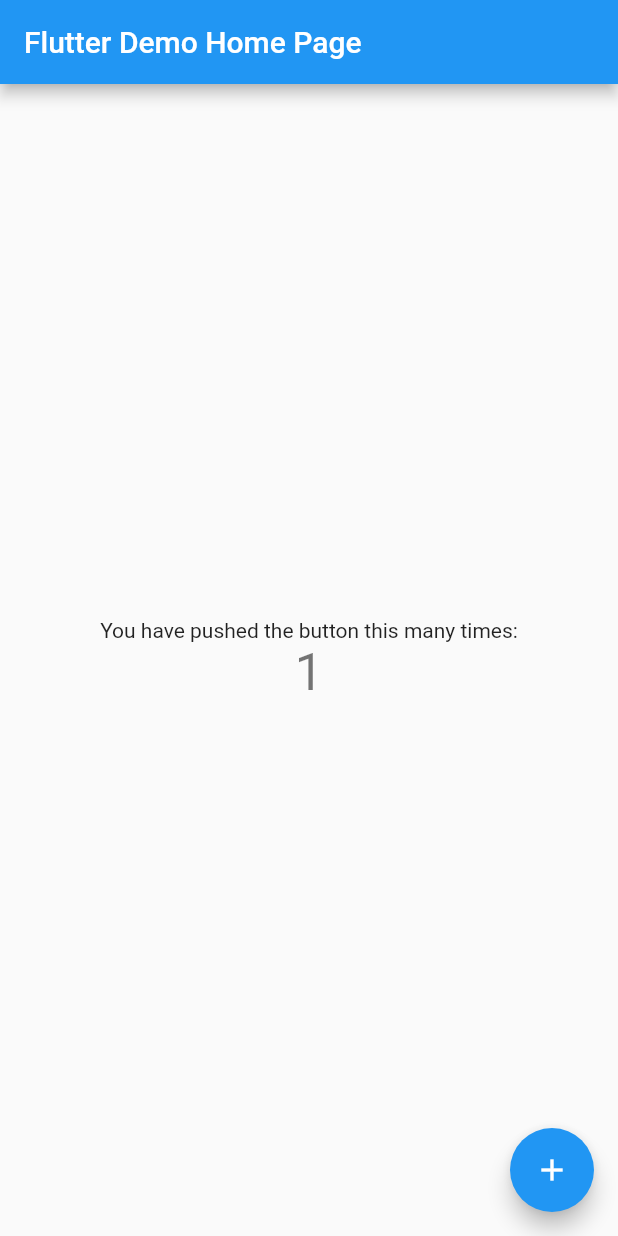
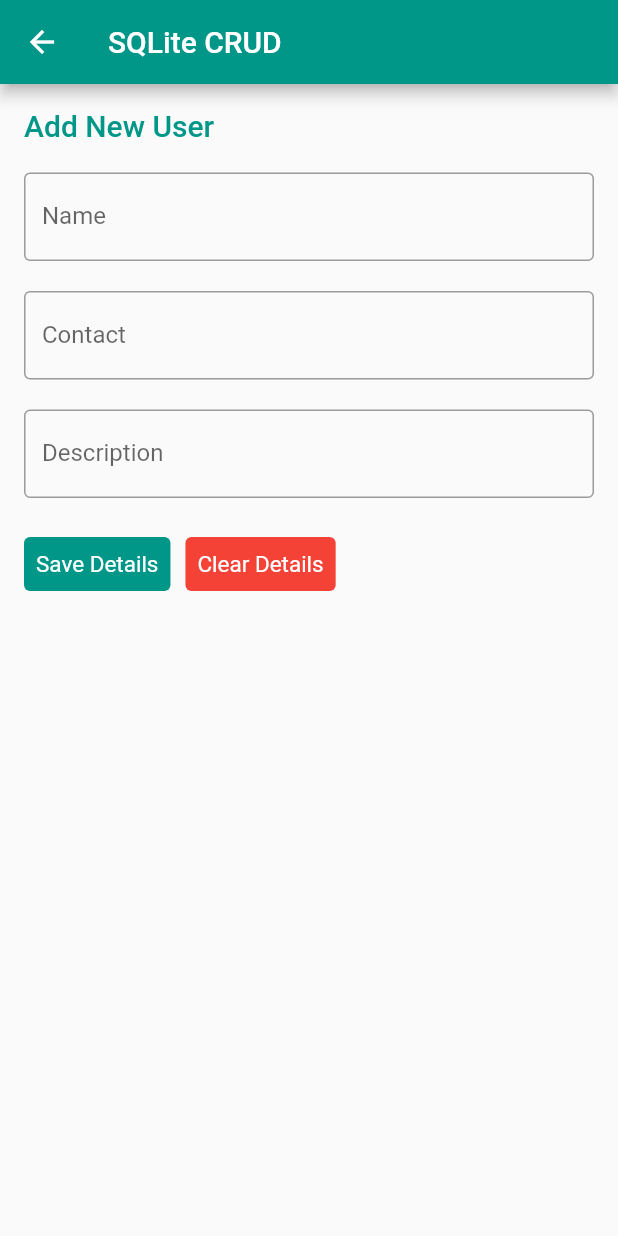
Before and after one commit to cris-her/lexicon, a Flutter app: the screen it shows after launch, after a tap on the "add" icon, on a phone screen of 412 x 824 dp. Run offline on Flutter 3.47's test engine with Material 2 defaults, Android fonts, the light colour scheme and no system bars; our stand-ins replace sqflite; accounts and stored records are empty.

Commit message:
added crud

```diff
--- /dev/null
+++ b/lib/db_helper/database_connection.dart
@@ -0,0 +1,17 @@
+import 'package:sqflite/sqflite.dart';
+import 'package:path/path.dart';
+import 'package:path_provider/path_provider.dart';
+class DatabaseConnection{
+  Future<Database>setDatabase() async {
+    var directory = await getApplicationDocumentsDirectory();
+    var path = join(directory.path, 'db_lexicon');
+    var database =
+    await openDatabase(path, version: 1, onCreate: _createDatabase);
+    return database;
+  }
+  Future<void>_createDatabase(Database database, int version) async {
+    String sql=
+        "CREATE TABLE users (id INTEGER PRIMARY KEY, name TEXT, contact TEXT, description TEXT);";
+    await database.execute(sql);
+  }
+}
--- /dev/null
+++ b/lib/db_helper/repository.dart
@@ -0,0 +1,39 @@
+import 'package:lexicon/db_helper/database_connection.dart';
+import 'package:sqflite/sqflite.dart';
+
+class Repository {
+  late DatabaseConnection _databaseConnection;
+  Repository() {
+    _databaseConnection= DatabaseConnection();
+  }
+  static Database? _database;
+  Future<Database?>get database async {
+    if (_database != null) {
+      return _database;
+    } else {
+      _database = await _databaseConnection.setDatabase();
+      return _database;
+    }
+  }
+  insertData(table, data) async {
+    var connection = await database;
+    return await connection?.insert(table, data);
+  }
+  readData(table) async {
+    var connection = await database;
+    return await connection?.query(table);
+  }
+  readDataById(table, itemId) async {
+    var connection = await database;
+    return await connection?.query(table, where: 'id = ?', whereArgs: [itemId]);
+  }
+  updateData(table, data) async {
+    var connection = await database;
+    return await connection
+        ?.update(table, data, where: 'id = ?', whereArgs: [data['id']]);
+  }
+  deleteDataById(table, itemId) async {
+    var connection = await database;
+    return await connection?.rawDelete("delete from $table where id = $itemId");
+  }
+}
--- a/lib/main.dart
+++ b/lib/main.dart
@@ -1,3 +1,9 @@
+import 'package:lexicon/model/user.dart';
+import 'package:lexicon/screens/edit_user.dart';
+import 'package:lexicon/screens/add_user.dart';
+import 'package:lexicon/screens/view_users.dart';
+import 'package:lexicon/services/user_service.dart';
+
 import 'package:flutter/material.dart';
 
 void main() {
@@ -5,41 +11,24 @@
 }
 
 class MyApp extends StatelessWidget {
+  //  const MyApp({Key? key}) : super(key: key);
   const MyApp({super.key});
 
-  // This widget is the root of your application.
   @override
   Widget build(BuildContext context) {
     return MaterialApp(
       title: 'Flutter Demo',
       theme: ThemeData(
-        // This is the theme of your application.
-        //
-        // Try running your application with "flutter run". You'll see the
-        // application has a blue toolbar. Then, without quitting the app, try
-        // changing the primarySwatch below to Colors.green and then invoke
-        // "hot reload" (press "r" in the console where you ran "flutter run",
-        // or simply save your changes to "hot reload" in a Flutter IDE).
-        // Notice that the counter didn't reset back to zero; the application
-        // is not restarted.
-        primarySwatch: Colors.blue,
+        primarySwatch: Colors.teal,
       ),
-      home: const MyHomePage(title: 'Flutter Demo Home Page'),
+      home: const MyHomePage(title: 'Lexicon Home Page'),
     );
   }
 }
 
 class MyHomePage extends StatefulWidget {
+  //  const MyHomePage({Key? key}) : super(key: key);
   const MyHomePage({super.key, required this.title});
-
-  // This widget is the home page of your application. It is stateful, meaning
-  // that it has a State object (defined below) that contains fields that affect
-  // how it looks.
-
-  // This class is the configuration for the state. It holds the values (in this
-  // case the title) provided by the parent (in this case the App widget) and
-  // used by the build method of the State. Fields in a Widget subclass are
-  // always marked "final".
 
   final String title;
 
@@ -48,66 +37,146 @@
 }
 
 class _MyHomePageState extends State<MyHomePage> {
-  int _counter = 0;
 
-  void _incrementCounter() {
-    setState(() {
-      // This call to setState tells the Flutter framework that something has
-      // changed in this State, which causes it to rerun the build method below
-      // so that the display can reflect the updated values. If we changed
-      // _counter without calling setState(), then the build method would not be
-      // called again, and so nothing would appear to happen.
-      _counter++;
+  late List<User> _userList = <User>[];
+  final _userService = UserService();
+
+  getAllUserDetails() async {
+    var users = await _userService.readAllUsers();
+    _userList = <User>[];
+    users.forEach((user) {
+      setState(() {
+        var userModel = User();
+        userModel.id = user['id'];
+        userModel.name = user['name'];
+        userModel.contact = user['contact'];
+        userModel.description = user['description'];
+        _userList.add(userModel);
+      });
     });
   }
 
   @override
+  void initState() {
+    getAllUserDetails();
+    super.initState();
+  }
+
+  _showSuccessSnackBar(String message) {
+    ScaffoldMessenger.of(context).showSnackBar(
+      SnackBar(
+        content: Text(message),
+      ),
+    );
+  }
+
+  _deleteFormDialog(BuildContext context, userId) {
+    return showDialog(
+        context: context,
+        builder: (param) {
+          return AlertDialog(
+            title: const Text(
+              'Are You Sure to Delete',
+              style: TextStyle(color: Colors.teal, fontSize: 20),
+            ),
+            actions: [
+              TextButton(
+                  style: TextButton.styleFrom(
+                      primary: Colors.white, // foreground
+                      backgroundColor: Colors.red),
+                  onPressed: ()  async{
+                    var result=await _userService.deleteUser(userId);
+                    if (result != null) {
+                      Navigator.pop(context);
+                      getAllUserDetails();
+                      _showSuccessSnackBar(
+                          'User Detail Deleted Success');
+                    }
+                  },
+                  child: const Text('Delete')),
+              TextButton(
+                  style: TextButton.styleFrom(
+                      primary: Colors.white, // foreground
+                      backgroundColor: Colors.teal),
+                  onPressed: () {
+                    Navigator.pop(context);
+                  },
+                  child: const Text('Close'))
+            ],
+          );
+        });
+  }
+
+  @override
   Widget build(BuildContext context) {
-    // This method is rerun every time setState is called, for instance as done
-    // by the _incrementCounter method above.
-    //
-    // The Flutter framework has been optimized to make rerunning build methods
-    // fast, so that you can just rebuild anything that needs updating rather
-    // than having to individually change instances of widgets.
     return Scaffold(
       appBar: AppBar(
-        // Here we take the value from the MyHomePage object that was created by
-        // the App.build method, and use it to set our appbar title.
         title: Text(widget.title),
       ),
-      body: Center(
-        // Center is a layout widget. It takes a single child and positions it
-        // in the middle of the parent.
-        child: Column(
-          // Column is also a layout widget. It takes a list of children and
-          // arranges them vertically. By default, it sizes itself to fit its
-          // children horizontally, and tries to be as tall as its parent.
-          //
-          // Invoke "debug painting" (press "p" in the console, choose the
-          // "Toggle Debug Paint" action from the Flutter Inspector in Android
-          // Studio, or the "Toggle Debug Paint" command in Visual Studio Code)
-          // to see the wireframe for each widget.
-          //
-          // Column has various properties to control how it sizes itself and
-          // how it positions its children. Here we use mainAxisAlignment to
-          // center the children vertically; the main axis here is the vertical
-          // axis because Columns are vertical (the cross axis would be
-          // horizontal).
-          mainAxisAlignment: MainAxisAlignment.center,
-          children: <Widget>[
-            const Text(
-              'You have pushed the button this many times:',
-            ),
-            Text(
-              '$_counter',
-              style: Theme.of(context).textTheme.headlineMedium,
-            ),
-          ],
-        ),
-      ),
+      body: ListView.builder(
+          itemCount: _userList.length,
+          itemBuilder: (context, index) {
+            return Card(
+              child: ListTile(
+                onTap: () {
+                  Navigator.push(
+                      context,
+                      MaterialPageRoute(
+                          builder: (context) => ViewUser(
+                            user: _userList[index],
+                          )));
+                },
+                leading: const Icon(Icons.person),
+                title: Text(_userList[index].name ?? ''),
+                subtitle: Text(_userList[index].contact ?? ''),
+                trailing: Row(
+                  mainAxisSize: MainAxisSize.min,
+                  children: [
+                    IconButton(
+                        onPressed: () {
+                          Navigator.push(
+                              context,
+                              MaterialPageRoute(
+                                  builder: (context) => EditUser(
+                                    user: _userList[index],
+                                  ))).then((data) {
+                            if (data != null) {
+                              getAllUserDetails();
+                              _showSuccessSnackBar(
+                                  'User Detail Updated Success');
+                            }
+                          });
+                          ;
+                        },
+                        icon: const Icon(
+                          Icons.edit,
+                          color: Colors.teal,
+                        )),
+                    IconButton(
+                        onPressed: () {
+                          _deleteFormDialog(context, _userList[index].id);
+                        },
+                        icon: const Icon(
+                          Icons.delete,
+                          color: Colors.red,
+                        ))
+                  ],
+                ),
+              ),
+            );
+          }),
       floatingActionButton: FloatingActionButton(
-        onPressed: _incrementCounter,
-        tooltip: 'Increment',
+        onPressed: () {
+          Navigator.push(context,
+              MaterialPageRoute(builder: (context) => const AddUser()))
+              .then((data) {
+            if (data != null) {
+              getAllUserDetails();
+              _showSuccessSnackBar('User Detail Added Success');
+            }
+          });
+        },
+        tooltip: 'Agregar',
         child: const Icon(Icons.add),
       ), // This trailing comma makes auto-formatting nicer for build methods.
     );
--- /dev/null
+++ b/lib/model/user.dart
@@ -0,0 +1,14 @@
+class User{
+  int? id;
+  String? name;
+  String? contact;
+  String? description;
+  userMap() {
+    var mapping = Map<String, dynamic>();
+    mapping['id'] = id ?? null;
+    mapping['name'] = name!;
+    mapping['contact'] = contact!;
+    mapping['description'] = description!;
+    return mapping;
+  }
+}
--- /dev/null
+++ b/lib/screens/add_user.dart
@@ -0,0 +1,135 @@
+import 'package:lexicon/model/user.dart';
+import 'package:lexicon/services/user_service.dart';
+import 'package:flutter/material.dart';
+
+class AddUser extends StatefulWidget {
+  const AddUser({Key? key}) : super(key: key);
+
+  @override
+  State<AddUser> createState() => _AddUserState();
+}
+
+class _AddUserState extends State<AddUser> {
+  var _userNameController = TextEditingController();
+  var _userContactController = TextEditingController();
+  var _userDescriptionController = TextEditingController();
+  bool _validateName = false;
+  bool _validateContact = false;
+  bool _validateDescription = false;
+  var _userService=UserService();
+  @override
+  Widget build(BuildContext context) {
+    return Scaffold(
+      appBar: AppBar(
+        title: const Text("SQLite CRUD"),
+      ),
+      body: SingleChildScrollView(
+        child: Container(
+          padding: const EdgeInsets.all(16.0),
+          child: Column(
+            crossAxisAlignment: CrossAxisAlignment.start,
+            children: [
+              const Text(
+                'Add New User',
+                style: TextStyle(
+                    fontSize: 20,
+                    color: Colors.teal,
+                    fontWeight: FontWeight.w500),
+              ),
+              const SizedBox(
+                height: 20.0,
+              ),
+              TextField(
+                  controller: _userNameController,
+                  decoration: InputDecoration(
+                    border: const OutlineInputBorder(),
+                    hintText: 'Enter Name',
+                    labelText: 'Name',
+                    errorText:
+                    _validateName ? 'Name Value Can\'t Be Empty' : null,
+                  )),
+              const SizedBox(
+                height: 20.0,
+              ),
+              TextField(
+                  controller: _userContactController,
+                  decoration: InputDecoration(
+                    border: const OutlineInputBorder(),
+                    hintText: 'Enter Contact',
+                    labelText: 'Contact',
+                    errorText: _validateContact
+                        ? 'Contact Value Can\'t Be Empty'
+                        : null,
+                  )),
+              const SizedBox(
+                height: 20.0,
+              ),
+              TextField(
+                  controller: _userDescriptionController,
+                  decoration: InputDecoration(
+                    border: const OutlineInputBorder(),
+                    hintText: 'Enter Description',
+                    labelText: 'Description',
+                    errorText: _validateDescription
+                        ? 'Description Value Can\'t Be Empty'
+                        : null,
+                  )),
+              const SizedBox(
+                height: 20.0,
+              ),
+              Row(
+                children: [
+                  TextButton(
+                      style: TextButton.styleFrom(
+                          primary: Colors.white,
+                          backgroundColor: Colors.teal,
+                          textStyle: const TextStyle(fontSize: 15)),
+                      onPressed: () async {
+                        setState(() {
+                          _userNameController.text.isEmpty
+                              ? _validateName = true
+                              : _validateName = false;
+                          _userContactController.text.isEmpty
+                              ? _validateContact = true
+                              : _validateContact = false;
+                          _userDescriptionController.text.isEmpty
+                              ? _validateDescription = true
+                              : _validateDescription = false;
+
+                        });
+                        if (_validateName == false &&
+                            _validateContact == false &&
+                            _validateDescription == false) {
+                          // print("Good Data Can Save");
+                          var _user = User();
+                          _user.name = _userNameController.text;
+                          _user.contact = _userContactController.text;
+                          _user.description = _userDescriptionController.text;
+                          var result=await _userService.SaveUser(_user);
+                          Navigator.pop(context,result);
+                        }
+                      },
+                      child: const Text('Save Details')),
+                  const SizedBox(
+                    width: 10.0,
+                  ),
+                  TextButton(
+                      style: TextButton.styleFrom(
+                          primary: Colors.white,
+                          backgroundColor: Colors.red,
+                          textStyle: const TextStyle(fontSize: 15)),
+                      onPressed: () {
+                        _userNameController.text = '';
+                        _userContactController.text = '';
+                        _userDescriptionController.text = '';
+                      },
+                      child: const Text('Clear Details'))
+                ],
+              )
+            ],
+          ),
+        ),
+      ),
+    );
+  }
+}
--- /dev/null
+++ b/lib/services/user_service.dart
@@ -0,0 +1,29 @@
+import 'dart:async';
+
+import 'package:lexicon/db_helper/repository.dart';
+import 'package:lexicon/model/user.dart';
+
+class UserService
+{
+  late Repository _repository;
+  UserService(){
+    _repository = Repository();
+  }
+  //Save User
+  SaveUser(User user) async{
+    return await _repository.insertData('users', user.userMap());
+  }
+  //Read All Users
+  readAllUsers() async{
+    return await _repository.readData('users');
+  }
+  //Edit User
+  UpdateUser(User user) async{
+    return await _repository.updateData('users', user.userMap());
+  }
+
+  deleteUser(userId) async {
+    return await _repository.deleteDataById('users', userId);
+  }
+
+}
--- a/pubspec.yaml
+++ b/pubspec.yaml
@@ -35,6 +35,10 @@
   # The following adds the Cupertino Icons font to your application.
   # Use with the CupertinoIcons class for iOS style icons.
   cupertino_icons: ^1.0.2
+
+  sqflite: ^2.2.6
+  path_provider: ^2.0.14
+  path: ^1.8.2
 
 dev_dependencies:
   flutter_test:
```
Also changed, not shown: lib/screens/edit_user.dart (added, +146 -0 lines), lib/screens/view_users.dart (added, +85 -0 lines), pubspec.lock, 1 other file.
